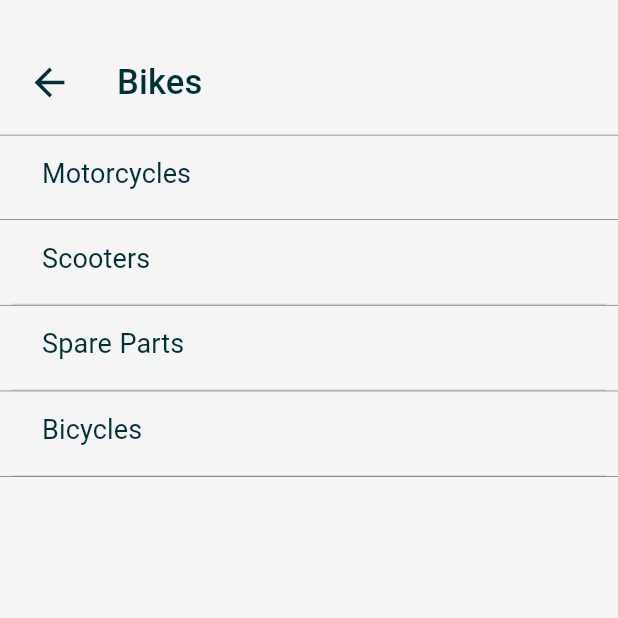
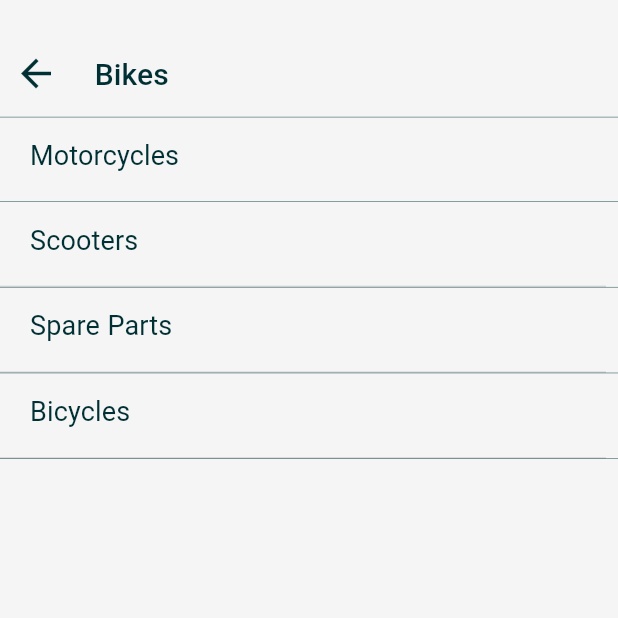
Before and after one commit to mubeenaTechknocks/olx, a Flutter app: the Bikes screen opened directly, on a phone screen of 412 x 824 dp, the top half of it. Run offline on Flutter 3.47's test engine with Material 2 defaults, Android fonts, the phone set to English and light mode, and no system bars; our stand-ins replace carousel_slider, material_design_icons_flutter; missing offline and left inert: flutter_statusbarcolor.

Commit message:
Update Bikes.dart

```diff
--- a/lib/Bikes.dart
+++ b/lib/Bikes.dart
@@ -1,5 +1,7 @@
 //import 'package:flutter/cupertino.dart';
 import 'package:flutter/material.dart';
+
+import 'package:olx/sell.dart';
 
 class Bikes extends StatefulWidget {
   @override
@@ -20,24 +22,30 @@ class BikesScreenState extends State<Bikes> {
               Container(
                 width: MediaQuery.of(context).size.width,
                 child: Padding(
-                  padding: const EdgeInsets.fromLTRB(8.0, 0.0, 8.0, 0.0),
-                  child: InkWell(
-                    onTap: () => {},
+                  padding: const EdgeInsets.fromLTRB(0.0, 0.0, 8.0, 0.0),
                   child: Container(
-                      padding: EdgeInsets.only(bottom: 20.0),
+                    padding: EdgeInsets.only(bottom: 5.0),
                     child: Row(
                       mainAxisAlignment: MainAxisAlignment.start,
                       children: <Widget>[
                         Padding(
-                            padding: EdgeInsets.fromLTRB(10, 40, 0, 0),
-                            child: Icon(
+                          padding: EdgeInsets.fromLTRB(0, 25, 0, 0),
+                          child: IconButton(
+                              icon: Icon(
                                 Icons.arrow_back,
                                 color: Color.fromRGBO(0, 48, 52, 1),
                                 size: 30.0,
                               ),
+                              onPressed: () => setState(() {
+                                    Navigator.push(
+                                      context,
+                                      MaterialPageRoute(
+                                          builder: (context) => Sell()),
+                                    );
+                                  })),
                         ),
                         Padding(
-                            padding: EdgeInsets.fromLTRB(20.0, 40.0, 15.0, 0),
+                          padding: EdgeInsets.fromLTRB(0, 25.0, 15.0, 0),
                           child: Padding(
                             padding: EdgeInsets.symmetric(
                                 vertical: 0.0, horizontal: 10.0),
@@ -45,9 +53,9 @@ class BikesScreenState extends State<Bikes> {
                               crossAxisAlignment: CrossAxisAlignment.start,
                               children: <Widget>[
                                 Text(
-                                    'Bikes',
+                                  ' Bikes',
                                   style: TextStyle(
-                                      fontSize: 23.0,
+                                    fontSize: 20.0,
                                     fontWeight: FontWeight.w500,
                                     color: Color.fromRGBO(0, 48, 52, 1),
                                     letterSpacing: .1,
@@ -63,7 +71,6 @@ class BikesScreenState extends State<Bikes> {
                   ),
                 ),
               ),
-              ),
               const Divider(
                 color: Color.fromRGBO(0, 48, 52, 1),
                 height: 0.2,
@@ -73,7 +80,7 @@ class BikesScreenState extends State<Bikes> {
               ),
               Container(
                 child: Padding(
-                  padding: const EdgeInsets.fromLTRB(8.0, 0.0, 8.0, 0.0),
+                  padding: const EdgeInsets.fromLTRB(0.0, 0.0, 8.0, 0.0),
                   child: InkWell(
                     onTap: () => {},
                     child: Container(
@@ -121,7 +128,7 @@ class BikesScreenState extends State<Bikes> {
               ),
               Container(
                 child: Padding(
-                  padding: const EdgeInsets.fromLTRB(8.0, 0.0, 8.0, 0.0),
+                  padding: const EdgeInsets.fromLTRB(0.0, 0.0, 8.0, 0.0),
                   child: InkWell(
                     onTap: () => {},
                     child: Container(
@@ -175,7 +182,7 @@ class BikesScreenState extends State<Bikes> {
               ),
               Container(
                 child: Padding(
-                  padding: const EdgeInsets.fromLTRB(8.0, 0.0, 8.0, 0.0),
+                  padding: const EdgeInsets.fromLTRB(0.0, 0.0, 8.0, 0.0),
                   child: InkWell(
                     onTap: () => {},
                     child: Container(
@@ -229,7 +236,7 @@ class BikesScreenState extends State<Bikes> {
               ),
               Container(
                 child: Padding(
-                  padding: const EdgeInsets.fromLTRB(8.0, 0.0, 8.0, 0.0),
+                  padding: const EdgeInsets.fromLTRB(0.0, 0.0, 8.0, 0.0),
                   child: InkWell(
                     onTap: () => {},
                     child: Container(
```
Lines whose indentation alone changed are shown as unchanged.
